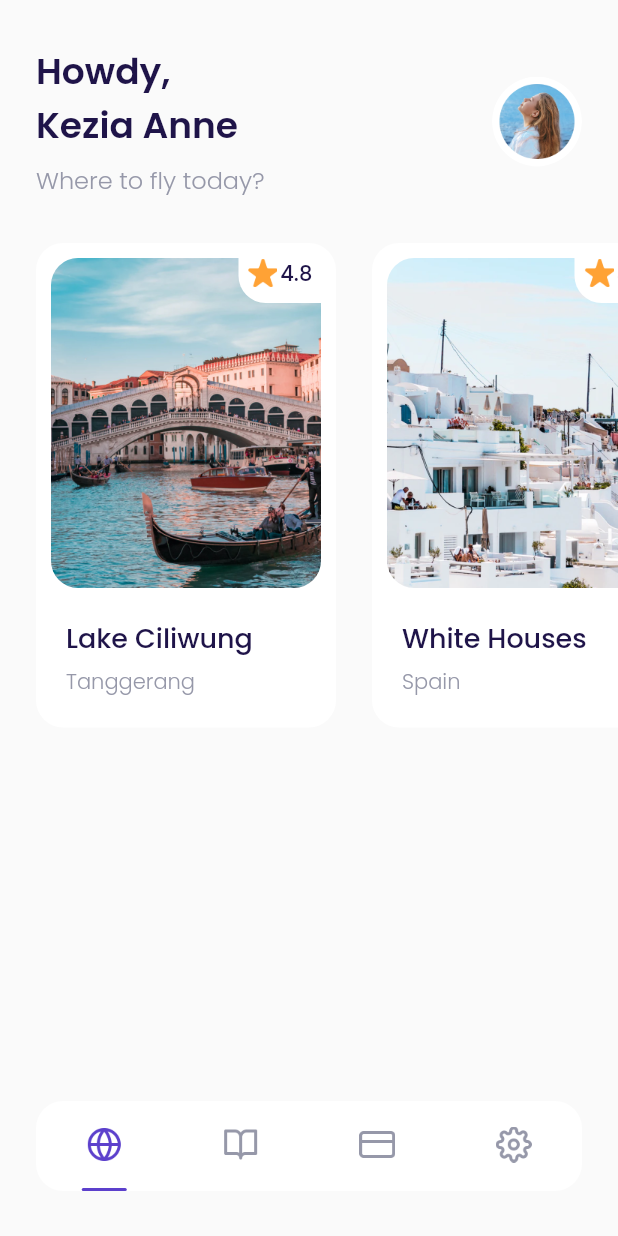
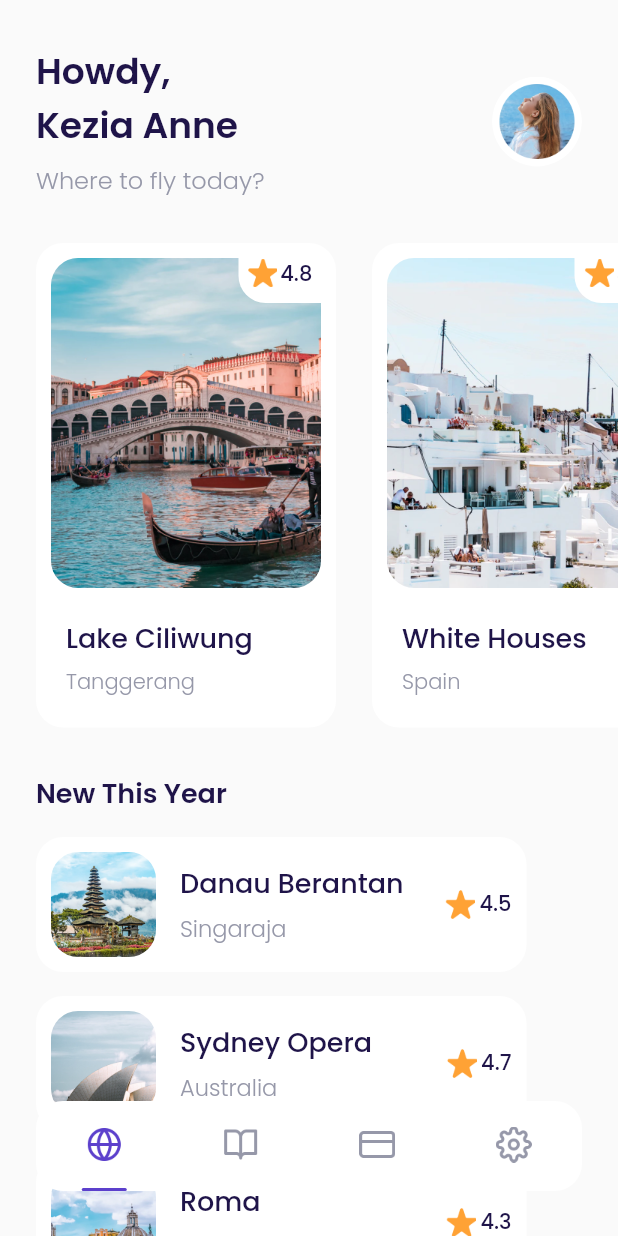
Before and after one commit to Khoruma/airplane, a Flutter app: the MainPage screen opened by its route, on a phone screen of 412 x 824 dp. Run offline on Flutter 3.47's test engine with Material 2 defaults, Android fonts, the phone set to English and light mode, and no system bars; our stand-ins replace google_fonts.

```diff
--- a/lib/ui/pages/home_page.dart
+++ b/lib/ui/pages/home_page.dart
@@ -92,10 +92,64 @@ class HomePage extends StatelessWidget {
       );
     }
 
+    Widget newDestination() {
+      return Container(
+        margin: EdgeInsets.only(
+          top: 30,
+          right: defaultMargin,
+          left: defaultMargin,
+          bottom: 100,
+        ),
+        child: Column(
+          crossAxisAlignment: CrossAxisAlignment.start,
+          children: [
+            Text(
+              'New This Year',
+              style: blackTextStyle.copyWith(
+                fontSize: 18,
+                fontWeight: semiBold,
+              ),
+            ),
+            DestinationTile(
+              name: 'Danau Berantan',
+              city: 'Singaraja',
+              imageUrl: 'assets/image_destination6.png',
+              rating: 4.5,
+            ),
+            DestinationTile(
+              name: 'Sydney Opera',
+              city: 'Australia',
+              imageUrl: 'assets/image_destination7.png',
+              rating: 4.7,
+            ),
+            DestinationTile(
+              name: 'Roma',
+              city: 'Italy',
+              imageUrl: 'assets/image_destination9.png',
+              rating: 4.3,
+            ),
+            DestinationTile(
+              name: 'Payung Teduh',
+              city: 'Singapore',
+              imageUrl: 'assets/image_destination10.png',
+              rating: 4.6,
+            ),
+            DestinationTile(
+              name: 'Hill Hey',
+              city: 'Monaco',
+              imageUrl: 'assets/image_destination10.png',
+              rating: 4.5,
+            ),
+          ],
+        ),
+      );
+    }
+
     return ListView(
       children: [
         header(),
         popularDestinations(),
+        newDestination(),
       ],
     );
   }
--- a/lib/ui/pages/pages.dart
+++ b/lib/ui/pages/pages.dart
@@ -10,3 +10,4 @@ part 'sign_up_page.dart';
 part 'bonus_page.dart';
 part 'main_page.dart';
 part 'home_page.dart';
+part 'detail_page.dart';
--- a/lib/ui/widgets/destination_card.dart
+++ b/lib/ui/widgets/destination_card.dart
@@ -16,7 +16,15 @@ class DestinationCard extends StatelessWidget {
 
   @override
   Widget build(BuildContext context) {
-    return Container(
+    return GestureDetector(
+      onTap: () {
+        Navigator.push(
+            context,
+            MaterialPageRoute(
+              builder: (context) => DetailPage(),
+            ));
+      },
+      child: Container(
         margin: const EdgeInsets.only(top: 30),
         child: Row(
           children: [
@@ -110,6 +118,7 @@ class DestinationCard extends StatelessWidget {
             )
           ],
         ),
+      ),
     );
   }
 }
--- /dev/null
+++ b/lib/ui/widgets/destination_tile.dart
@@ -0,0 +1,91 @@
+part of 'widgets.dart';
+
+class DestinationTile extends StatelessWidget {
+  final String name;
+  final String city;
+  final double rating;
+  final String imageUrl;
+
+  const DestinationTile({
+    Key? key,
+    required this.name,
+    required this.city,
+    this.rating = 0.0,
+    required this.imageUrl,
+  }) : super(key: key);
+
+  @override
+  Widget build(BuildContext context) {
+    return Container(
+      margin: const EdgeInsets.only(top: 16),
+      padding: const EdgeInsets.all(10),
+      width: 327,
+      height: 90,
+      decoration: BoxDecoration(
+        borderRadius: BorderRadius.circular(18),
+        color: kWhiteColor,
+      ),
+      child: Row(
+        children: [
+          Container(
+            height: 70,
+            width: 70,
+            margin: const EdgeInsets.only(right: 16),
+            decoration: BoxDecoration(
+                image: DecorationImage(
+                  fit: BoxFit.cover,
+                  image: AssetImage(
+                    imageUrl,
+                  ),
+                ),
+                borderRadius: BorderRadius.circular(18)),
+          ),
+          Expanded(
+            child: Column(
+              mainAxisAlignment: MainAxisAlignment.center,
+              crossAxisAlignment: CrossAxisAlignment.start,
+              children: [
+                Text(
+                  name,
+                  style: blackTextStyle.copyWith(
+                    fontSize: 18,
+                    fontWeight: medium,
+                  ),
+                ),
+                const SizedBox(height: 5),
+                Text(
+                  city,
+                  style: greyTextStyle.copyWith(
+                    fontSize: 15,
+                    fontWeight: light,
+                  ),
+                ),
+              ],
+            ),
+          ),
+          Row(
+            children: [
+              Container(
+                margin: const EdgeInsets.only(right: 3),
+                height: 20,
+                width: 20,
+                decoration: const BoxDecoration(
+                  image: DecorationImage(
+                    image: AssetImage('assets/icon_star.png'),
+                  ),
+                ),
+              ),
+              Text(
+                rating.toString(),
+                style: blackTextStyle.copyWith(
+                  fontSize: 14,
+                  fontWeight: medium,
+                ),
+              ),
+            ],
+          )
+        ],
+      ),
+    );
+  }
+}
--- a/lib/ui/widgets/widgets.dart
+++ b/lib/ui/widgets/widgets.dart
@@ -1,7 +1,9 @@
 import 'package:airplane/shared/shared.dart';
+import 'package:airplane/ui/pages/pages.dart';
 import 'package:flutter/material.dart';
 
 part 'custom_bottom_navigation_items.dart';
 part 'custom_button.dart';
 part 'custom_text_form_field.dart';
 part 'destination_card.dart';
+part 'destination_tile.dart';
```
Also changed, not shown: lib/ui/pages/detail_page.dart (added, +121 -0 lines). Lines whose indentation alone changed are shown as unchanged.
